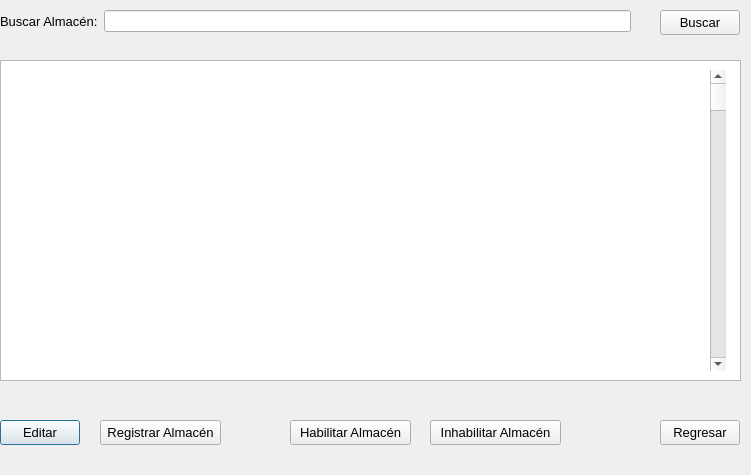
First picture: the form in PAF_GUI/PAF_GRAFICA/gui/gestionaralmacenes.ui, repository JMOrbegoso/USS-2021-II-PP, before the edit.
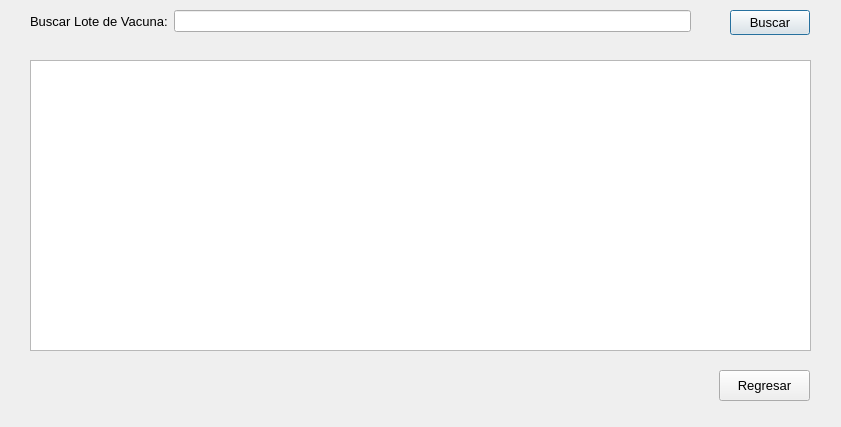
Second picture: the form after the edit.

Commit message: realicé acerca de, y eliminé la class edit almacen

Diff of the .ui file:
```diff
--- a/PAF_GUI/PAF_GRAFICA/gui/gestionaralmacenes.ui
+++ b/PAF_GUI/PAF_GRAFICA/gui/gestionaralmacenes.ui
@@ -6,35 +6,17 @@
    <rect>
     <x>0</x>
     <y>0</y>
-    <width>751</width>
-    <height>475</height>
+    <width>841</width>
+    <height>427</height>
    </rect>
   </property>
   <property name="windowTitle">
    <string>Gestionar Almacenes</string>
   </property>
-  <widget class="QPushButton" name="editarAlmacenButton">
-   <property name="geometry">
-    <rect>
-     <x>0</x>
-     <y>420</y>
-     <width>80</width>
-     <height>25</height>
-    </rect>
-   </property>
-   <property name="font">
-    <font>
-     <pointsize>10</pointsize>
-    </font>
-   </property>
-   <property name="text">
-    <string>Editar</string>
-   </property>
-  </widget>
   <widget class="QPushButton" name="buscarAlmacenButton">
    <property name="geometry">
     <rect>
-     <x>660</x>
+     <x>730</x>
      <y>10</y>
      <width>80</width>
      <height>25</height>
@@ -52,9 +34,9 @@
   <widget class="QWidget" name="formLayoutWidget">
    <property name="geometry">
     <rect>
-     <x>0</x>
+     <x>30</x>
      <y>10</y>
-     <width>631</width>
+     <width>661</width>
      <height>31</height>
     </rect>
    </property>
@@ -70,65 +52,29 @@
        </font>
       </property>
       <property name="text">
-       <string>Buscar Almacén:</string>
+       <string>Buscar Lote de Vacuna:</string>
       </property>
      </widget>
     </item>
    </layout>
   </widget>
-  <widget class="QPushButton" name="habilitarAlmacenButton">
-   <property name="geometry">
-    <rect>
-     <x>290</x>
-     <y>420</y>
-     <width>121</width>
-     <height>25</height>
-    </rect>
-   </property>
-   <property name="font">
-    <font>
-     <pointsize>10</pointsize>
-    </font>
-   </property>
-   <property name="text">
-    <string>Habilitar Almacén</string>
-   </property>
-  </widget>
   <widget class="QListWidget" name="almacenesList">
    <property name="geometry">
     <rect>
-     <x>0</x>
+     <x>30</x>
      <y>60</y>
-     <width>741</width>
-     <height>321</height>
+     <width>781</width>
+     <height>291</height>
     </rect>
    </property>
   </widget>
-  <widget class="QPushButton" name="inhabilitarAlmacenButton">
-   <property name="geometry">
-    <rect>
-     <x>430</x>
-     <y>420</y>
-     <width>131</width>
-     <height>25</height>
-    </rect>
-   </property>
-   <property name="font">
-    <font>
-     <pointsize>10</pointsize>
-    </font>
-   </property>
-   <property name="text">
-    <string>Inhabilitar Almacén</string>
-   </property>
-  </widget>
   <widget class="QPushButton" name="regresarButton">
    <property name="geometry">
     <rect>
-     <x>660</x>
-     <y>420</y>
-     <width>80</width>
-     <height>25</height>
+     <x>719</x>
+     <y>370</y>
+     <width>91</width>
+     <height>31</height>
     </rect>
    </property>
    <property name="font">
@@ -140,37 +86,6 @@
     <string>Regresar</string>
    </property>
   </widget>
-  <widget class="QScrollBar" name="almacenesScrollBar">
-   <property name="geometry">
-    <rect>
-     <x>710</x>
-     <y>70</y>
-     <width>16</width>
-     <height>301</height>
-    </rect>
-   </property>
-   <property name="orientation">
-    <enum>Qt::Vertical</enum>
-   </property>
-  </widget>
-  <widget class="QPushButton" name="registrarAlmacenButton">
-   <property name="geometry">
-    <rect>
-     <x>100</x>
-     <y>420</y>
-     <width>121</width>
-     <height>25</height>
-    </rect>
-   </property>
-   <property name="font">
-    <font>
-     <pointsize>10</pointsize>
-    </font>
-   </property>
-   <property name="text">
-    <string>Registrar Almacén</string>
-   </property>
-  </widget>
  </widget>
  <resources/>
  <connections/>
```
The commit also changes 9 other files.
